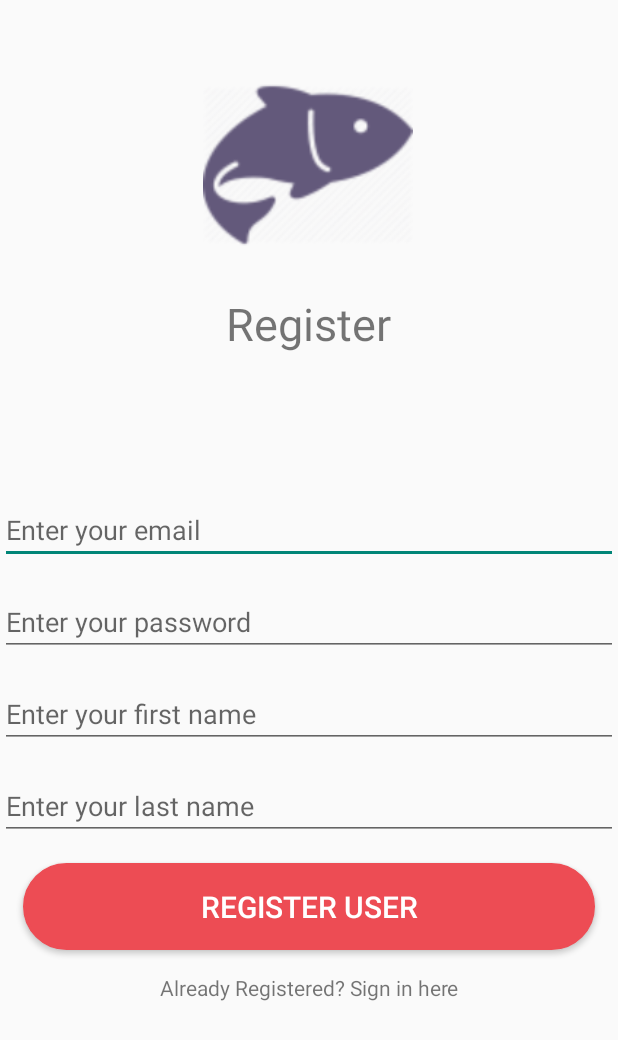
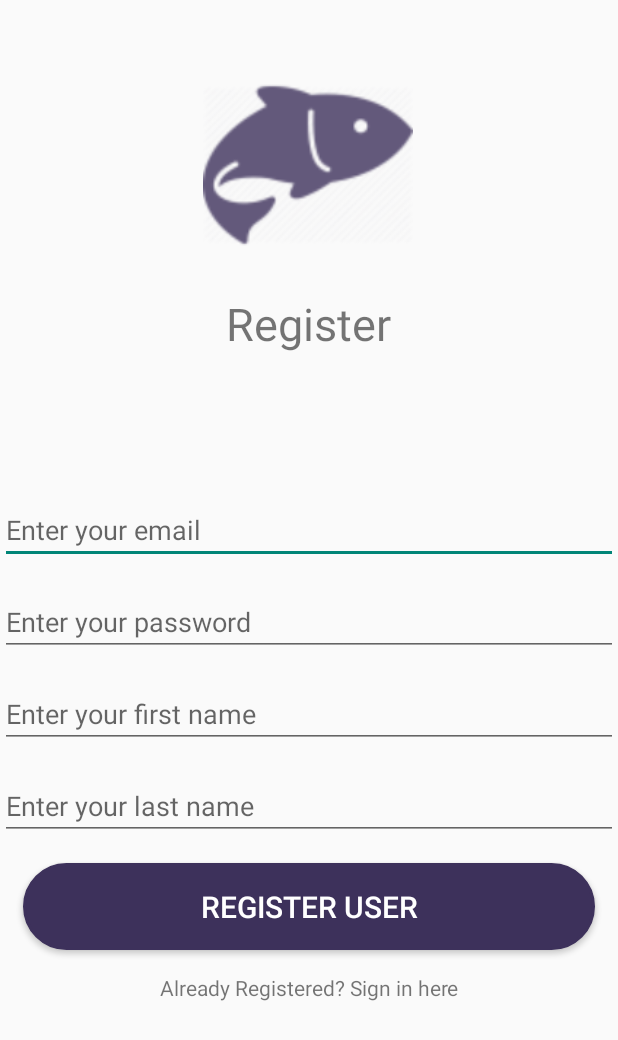
Before and after one commit to lukasrosario/EC327_Grouper, an Android app: the RegisterActivity screen opened directly, with no data from a screen before it, on a phone screen of 412 x 824 dp. Shown: the top 1040 px of the screen. Run offline under Robolectric (Android 15) with nearby library versions, the light colour scheme and no system bars; our stand-ins replace Firebase (no records; nobody signed in at launch, a user with empty details on screens opened directly); 1 statement that could not run was skipped.

Commit message:
Update colors.xml
Updating Color scheme for the XML files

```diff
--- a/app/src/main/res/values/colors.xml
+++ b/app/src/main/res/values/colors.xml
@@ -1,6 +1,6 @@
 <?xml version="1.0" encoding="utf-8"?>
 <resources>
-    <color name="colorPrimary">#ed4c54</color>
+    <color name="colorPrimary">#3D315B</color>
     <color name="colorPrimaryDark">#67c415</color>
     <color name="colorAccent">#E9EBEE</color>
     <color name="textColor">#000000</color>
```
